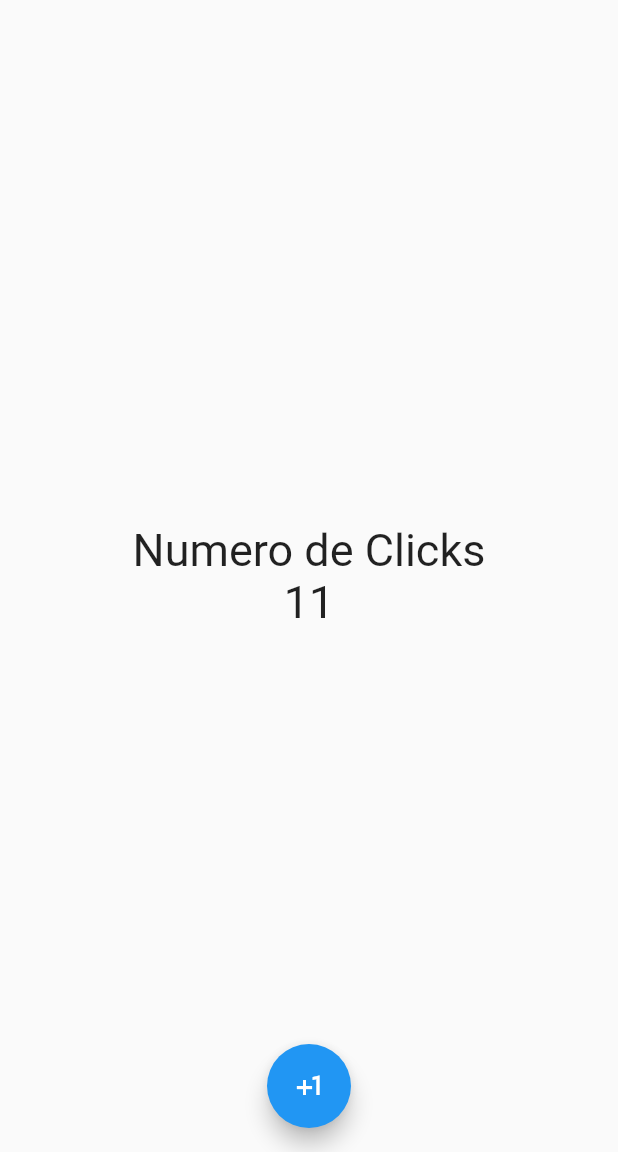
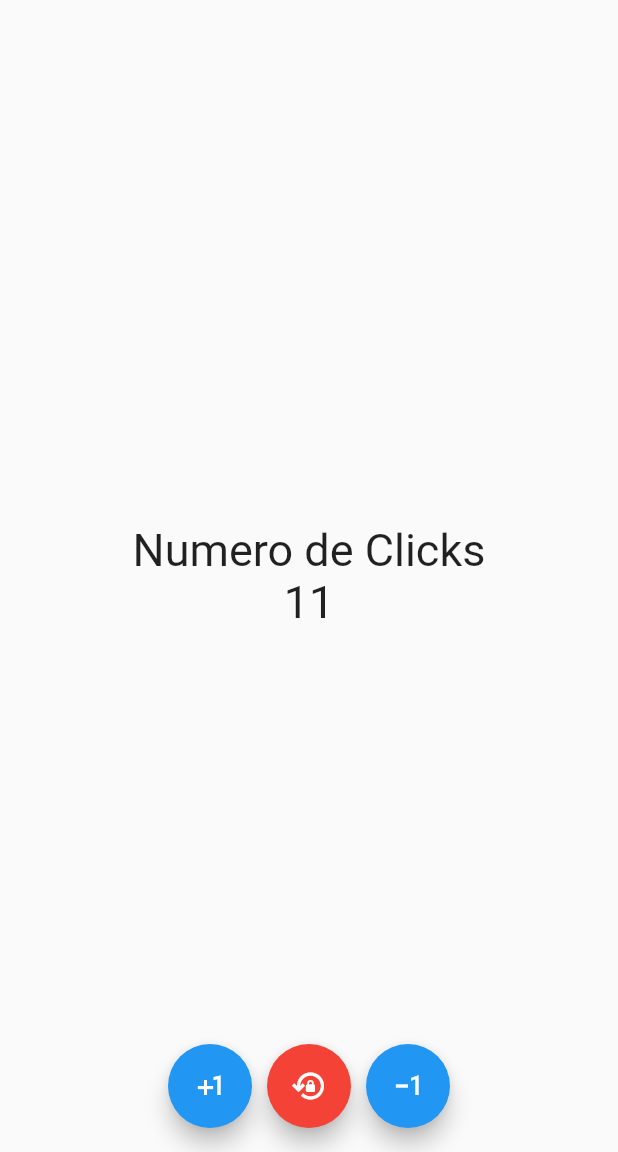
Before and after one commit to eydrent/flutter-01-CounterApp, a Flutter app: the screen it shows after launch, after a tap on the "plus one" icon, on a phone screen of 412 x 824 dp, the part 84-1236 px from its top. Run offline on Flutter 3.47's test engine with Material 2 defaults, Android fonts, the phone set to English and light mode, and no system bars.

Commit message:
( Chore )[ CounterScreen ] : Refactor widgets

```diff
--- a/lib/screens/counter__screen.dart
+++ b/lib/screens/counter__screen.dart
@@ -11,6 +11,21 @@ class CounterScreen extends StatefulWidget {
 class _CounterScreenState extends State<CounterScreen> {
 
   int counter = 10;
+
+  void increaseCounter() {
+    counter++;
+    setState(() {});
+  }
+
+  void decreaseCounter() {
+    (counter > 0) ? counter-- : null;
+    setState(() {});
+  }
+
+  void resetCounter() {
+    counter = 0;
+    setState(() {});
+  }
 
   @override
   Widget build(BuildContext context) {
@@ -32,13 +47,53 @@ class _CounterScreenState extends State<CounterScreen> {
         ),
       ),
       floatingActionButtonLocation: FloatingActionButtonLocation.centerFloat,
-      floatingActionButton: FloatingActionButton(
-        onPressed: () {
-          counter++;
-          setState(() {});
-        },
-        child: const Icon(Icons.plus_one_outlined),
+      floatingActionButton: CustomFloatingActions(
+        increaseFn: increaseCounter,
+        decreaseFn: decreaseCounter,
+        resetFn: resetCounter,
       ),
     );
   }
 }
+
+class CustomFloatingActions extends StatelessWidget {
+
+  final Function increaseFn;
+  final Function decreaseFn;
+  final Function resetFn;
+
+  const CustomFloatingActions({
+    Key? key,
+    required this.increaseFn,
+    required this.decreaseFn,
+    required this.resetFn,
+  }) : super(key: key);
+
+  @override
+  Widget build(BuildContext context) {
+    return Row(
+      mainAxisAlignment: MainAxisAlignment.center,
+      children: [
+        FloatingActionButton(
+          onPressed: () =>  increaseFn(),
+          // onPressed: () => setState(() => counter++),
+          child: const Icon(Icons.plus_one_outlined),
+        ),
+        const SizedBox(width: 10),
+        FloatingActionButton(
+          backgroundColor: Colors.red,
+          onPressed: () =>  resetFn(),
+          // onPressed: () => setState(() => counter = 0),
+          child: const Icon(Icons.lock_reset_outlined),
+        ),
+        const SizedBox(width: 10),
+        FloatingActionButton(
+          // onPressed: () => setState(() => (counter > 0) ? counter-- : (counter = 0)),
+          child: const Icon(Icons.exposure_minus_1),
+          onPressed: () =>  decreaseFn(),
+        ),
+
+      ],
+    );
+  }
+}
```
